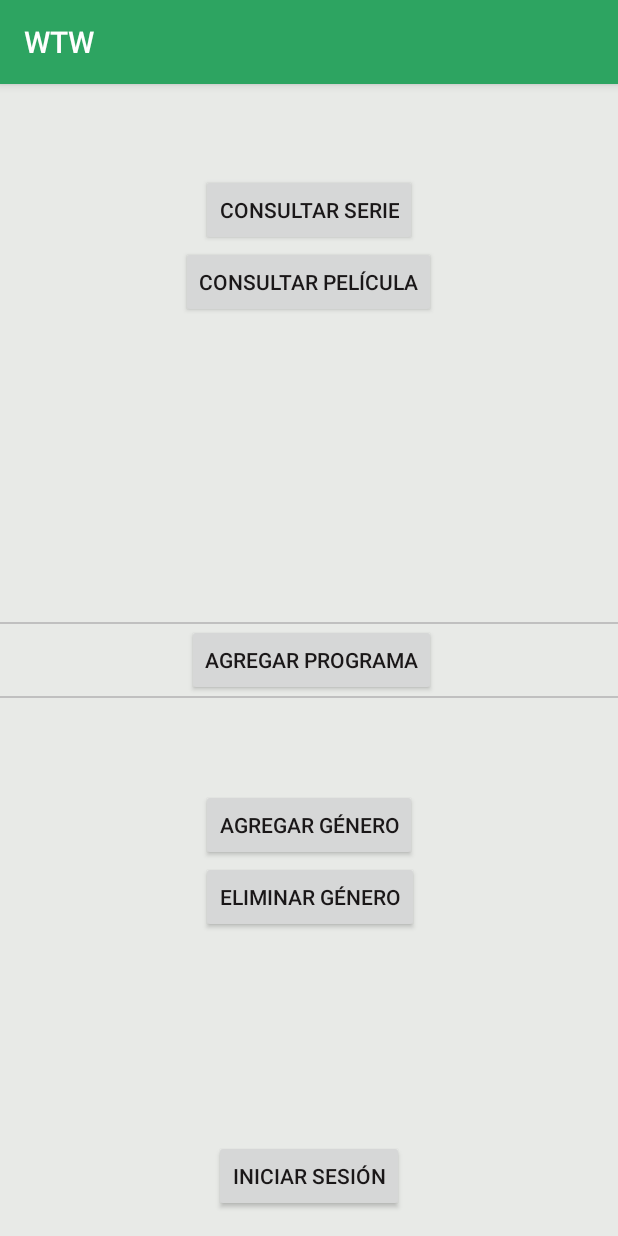
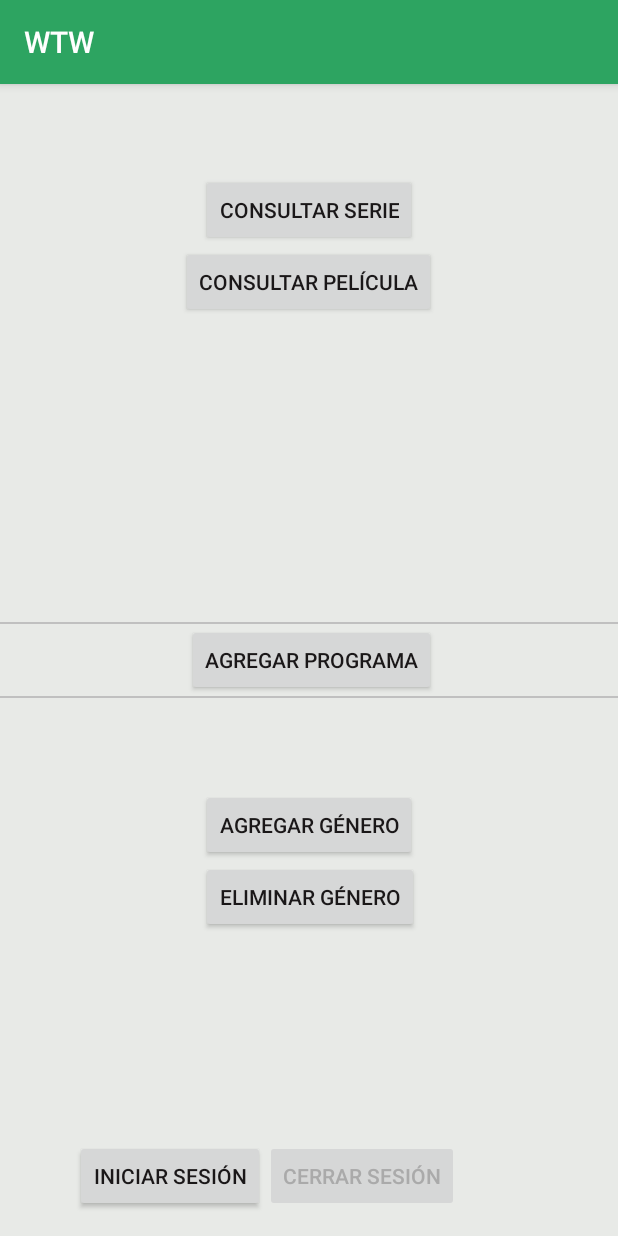
Before and after one commit to camilonar/WTW, an Android app: the screen it shows after launch (MainActivity), on a phone screen of 412 x 824 dp. Run offline under Robolectric (Android 15) with nearby library versions, the phone set to English and light mode, and no system bars; Roboto replaces fonts that are not available here.

Commit message:
Se agregaron getters a la clase Sesión y se agregó el cierre de sesión

```diff
--- a/app/src/main/res/layout/activity_main.xml
+++ b/app/src/main/res/layout/activity_main.xml
@@ -80,7 +80,6 @@
         android:layout_alignParentTop="true"
         android:layout_centerHorizontal="true"
         android:layout_marginTop="44dp" />
-
     <Button
         android:layout_width="wrap_content"
         android:layout_height="wrap_content"
@@ -89,6 +88,21 @@
         android:nestedScrollingEnabled="true"
         android:textColor="@color/colorButtonText"
         android:onClick="onClickIniciarSesion"
+        android:layout_alignTop="@+id/btnCerrarSesion"
+        android:layout_alignParentLeft="true"
+        android:layout_alignParentStart="true"
+        android:layout_marginLeft="50dp"
+        android:layout_marginStart="50dp" />
+    <Button
+        android:layout_width="wrap_content"
+        android:layout_height="wrap_content"
+        android:text="Cerrar Sesión"
+        android:id="@+id/btnCerrarSesion"
+        android:enabled="false"
+        android:nestedScrollingEnabled="true"
+        android:textColor="@android:color/darker_gray"
+        android:onClick="onClickCerrarSesion"
+        android:layout_toRightOf="@+id/btnInicioSesion"
         android:layout_alignParentBottom="true"
         android:layout_centerHorizontal="true" />
 
```
Also changed, not shown: app/src/main/java/epiphany_soft/wtw/Activities/MainActivity.java (+26 -0 lines), app/src/main/java/epiphany_soft/wtw/Negocio/Sesion.java (+13 -0 lines).
